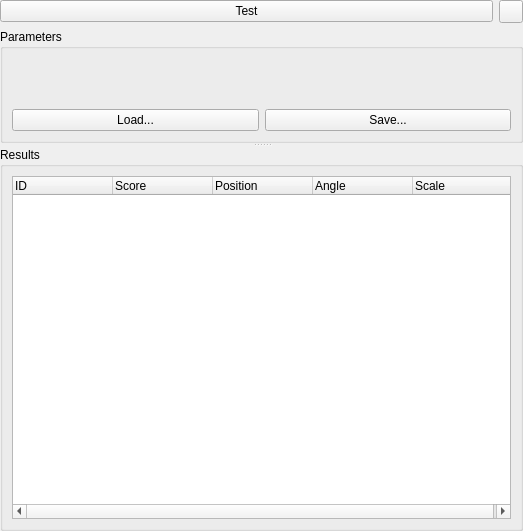
First picture: the form in AcfSln/Include/iqtipr/CSearchBasedFeaturesSupplierGuiComp.ui, repository ImagingTools/AcfPublic, before the edit.
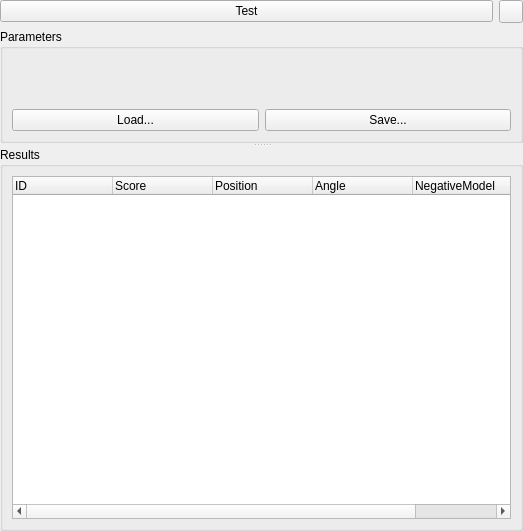
Second picture: the form after the edit. Icons and pictures are not drawn.

```diff
--- a/AcfSln/Include/iqtipr/CSearchBasedFeaturesSupplierGuiComp.ui
+++ b/AcfSln/Include/iqtipr/CSearchBasedFeaturesSupplierGuiComp.ui
@@ -184,6 +184,11 @@
            <string>Angle of found model [°]</string>
           </property>
          </column>
+         <column>
+          <property name="text">
+           <string>NegativeModel</string>
+          </property>
+         </column>
          <column>
           <property name="text">
            <string>Scale</string>
```
Left out of the diff: 22 changed lines with no effect on the pictures.
